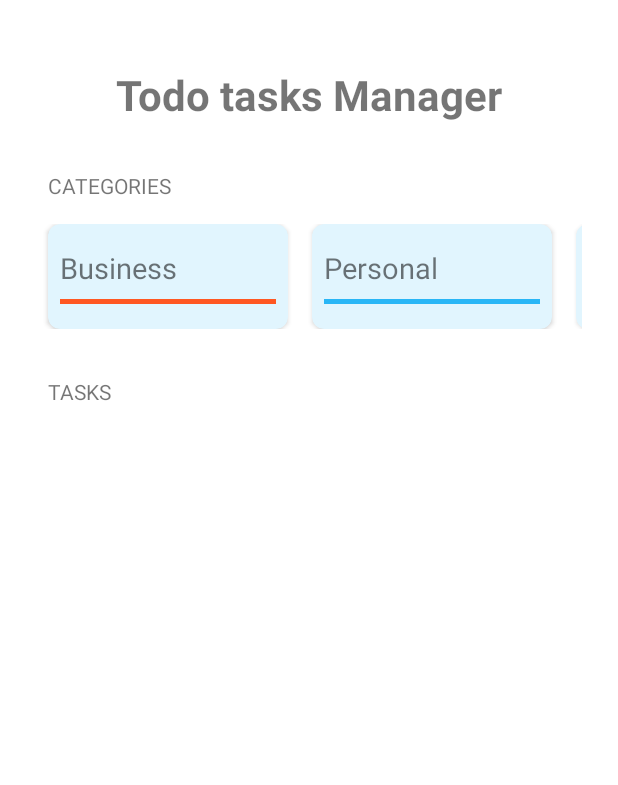
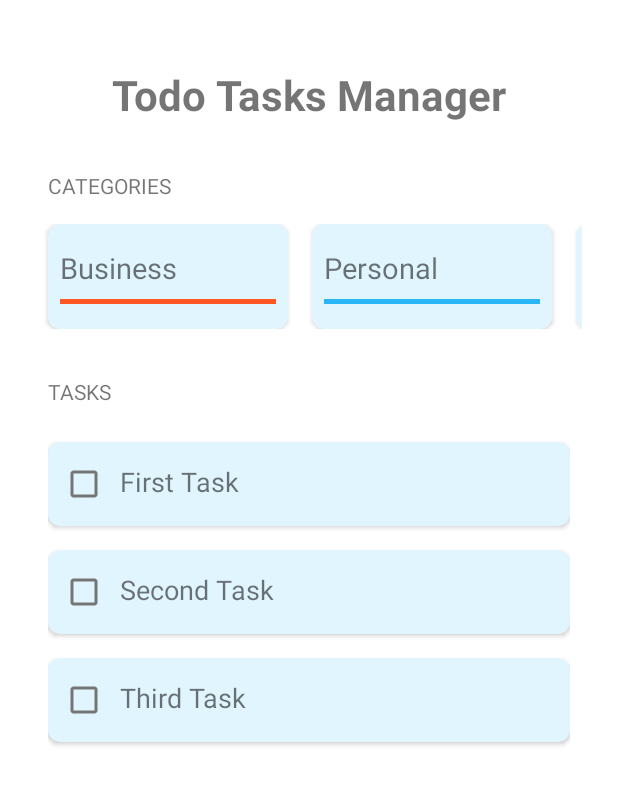
Before and after one commit to yonycalsin/todo-tasks-manager, an Android app: the screen it shows after launch (MainActivity), on a phone screen of 412 x 824 dp. Shown: the top 785 px of the screen. Run offline under Robolectric (Android 15) with nearby library versions, the phone set to English and light mode, and no system bars.

Commit message:
feat: add vertical recycler view for tasks

```diff
--- a/app/src/main/java/com/yonycalsin/todotasksmanager/MainActivity.kt
+++ b/app/src/main/java/com/yonycalsin/todotasksmanager/MainActivity.kt
@@ -4,8 +4,10 @@ import androidx.appcompat.app.AppCompatActivity
 import android.os.Bundle
 import androidx.recyclerview.widget.LinearLayoutManager
 import androidx.recyclerview.widget.RecyclerView
-import com.yonycalsin.todotasksmanager.adapters.CategoriesAdapter
+import com.yonycalsin.todotasksmanager.adapters.CategoriesRecyclerViewAdapter
+import com.yonycalsin.todotasksmanager.adapters.TasksRecyclerViewAdapter
 import com.yonycalsin.todotasksmanager.models.TaskCategory
+import com.yonycalsin.todotasksmanager.models.TaskModel
 
 class MainActivity : AppCompatActivity() {
 
@@ -15,11 +17,19 @@ class MainActivity : AppCompatActivity() {
         TaskCategory.Other,
     )
 
+    private val tasks = mutableListOf<TaskModel>(
+        TaskModel("First Task", TaskCategory.Business, false),
+        TaskModel("Second Task", TaskCategory.Personal, true),
+        TaskModel("Third Task", TaskCategory.Other, false)
+    )
+
     private lateinit var recyclerViewCategories: RecyclerView
 
-    private lateinit var categoriesAdapter: CategoriesAdapter
+    private lateinit var categoriesRecyclerViewAdapter: CategoriesRecyclerViewAdapter
 
     private lateinit var recyclerViewTasks: RecyclerView
+
+    private lateinit var tasksRecyclerViewAdapter: TasksRecyclerViewAdapter
 
     override fun onCreate(savedInstanceState: Bundle?) {
         super.onCreate(savedInstanceState)
@@ -38,11 +48,18 @@ class MainActivity : AppCompatActivity() {
     }
 
     private fun initUI() {
-        categoriesAdapter = CategoriesAdapter(categories)
+        categoriesRecyclerViewAdapter = CategoriesRecyclerViewAdapter(categories)
 
         recyclerViewCategories.layoutManager =
             LinearLayoutManager(this, LinearLayoutManager.HORIZONTAL, false)
 
-        recyclerViewCategories.adapter = categoriesAdapter
+        recyclerViewCategories.adapter = categoriesRecyclerViewAdapter
+
+        tasksRecyclerViewAdapter = TasksRecyclerViewAdapter(tasks)
+
+        recyclerViewTasks.layoutManager =
+            LinearLayoutManager(this, LinearLayoutManager.VERTICAL, false)
+
+        recyclerViewTasks.adapter = tasksRecyclerViewAdapter
     }
 }
--- a/app/src/main/java/com/yonycalsin/todotasksmanager/adapters/CategoriesRecyclerViewAdapter.kt
+++ b/app/src/main/java/com/yonycalsin/todotasksmanager/adapters/CategoriesRecyclerViewAdapter.kt
@@ -7,7 +7,7 @@ import com.yonycalsin.todotasksmanager.viewholders.CategoriesViewHolder
 import com.yonycalsin.todotasksmanager.R
 import com.yonycalsin.todotasksmanager.models.TaskCategory
 
-class CategoriesAdapter(private val categories: List<TaskCategory>) :
+class CategoriesRecyclerViewAdapter(private val categories: List<TaskCategory>) :
     RecyclerView.Adapter<CategoriesViewHolder>() {
     override fun onCreateViewHolder(parent: ViewGroup, viewType: Int): CategoriesViewHolder {
         val view =
@@ -16,11 +16,11 @@ class CategoriesAdapter(private val categories: List<TaskCategory>) :
         return CategoriesViewHolder(view)
     }
 
+    override fun onBindViewHolder(holder: CategoriesViewHolder, position: Int) {
+        holder.render(categories[position])
+    }
+
     override fun getItemCount(): Int {
         return categories.size
     }
-
-    override fun onBindViewHolder(holder: CategoriesViewHolder, position: Int) {
-        holder.render(categories[position])
-    }
 }
--- /dev/null
+++ b/app/src/main/java/com/yonycalsin/todotasksmanager/adapters/TasksRecyclerViewAdapter.kt
@@ -0,0 +1,25 @@
+package com.yonycalsin.todotasksmanager.adapters
+
+import android.view.LayoutInflater
+import android.view.ViewGroup
+import androidx.recyclerview.widget.RecyclerView
+import com.yonycalsin.todotasksmanager.R
+import com.yonycalsin.todotasksmanager.models.TaskModel
+import com.yonycalsin.todotasksmanager.viewholders.TasksRecyclerViewViewHolder
+
+class TasksRecyclerViewAdapter(private val tasks: List<TaskModel>) :
+    RecyclerView.Adapter<TasksRecyclerViewViewHolder>() {
+    override fun onCreateViewHolder(parent: ViewGroup, viewType: Int): TasksRecyclerViewViewHolder {
+        val view = LayoutInflater.from(parent.context).inflate(R.layout.item_task, parent, false)
+
+        return TasksRecyclerViewViewHolder(view)
+    }
+
+    override fun onBindViewHolder(holder: TasksRecyclerViewViewHolder, position: Int) {
+        holder.render(tasks[position])
+    }
+
+    override fun getItemCount(): Int {
+        return tasks.size
+    }
+}
--- /dev/null
+++ b/app/src/main/java/com/yonycalsin/todotasksmanager/models/TaskModel.kt
@@ -0,0 +1,7 @@
+package com.yonycalsin.todotasksmanager.models
+
+data class TaskModel(
+    val name: String,
+    val category: TaskCategory,
+    var isSelected: Boolean = false
+)
--- /dev/null
+++ b/app/src/main/java/com/yonycalsin/todotasksmanager/viewholders/TasksRecyclerViewViewHolder.kt
@@ -0,0 +1,19 @@
+package com.yonycalsin.todotasksmanager.viewholders
+
+import android.view.View
+import android.widget.CheckBox
+import android.widget.TextView
+import androidx.recyclerview.widget.RecyclerView
+import com.yonycalsin.todotasksmanager.R
+import com.yonycalsin.todotasksmanager.models.TaskModel
+
+class TasksRecyclerViewViewHolder(view: View) : RecyclerView.ViewHolder(view) {
+    private val checkboxTaskStatus = view.findViewById<CheckBox>(R.id.checkboxTaskStatus)
+
+    private val textViewTaskName = view.findViewById<TextView>(R.id.textViewTaskName)
+
+    fun render(task: TaskModel) {
+        textViewTaskName.text = task.name
+    }
+
+}
--- a/app/src/main/res/layout/activity_main.xml
+++ b/app/src/main/res/layout/activity_main.xml
@@ -12,7 +12,7 @@
         android:layout_width="wrap_content"
         android:layout_height="wrap_content"
         android:layout_marginHorizontal="32dp"
-        android:text="Todo tasks Manager"
+        android:text="Todo Tasks Manager"
         android:textSize="28sp"
         android:textStyle="bold"
         app:layout_constraintEnd_toEndOf="parent"
@@ -65,6 +65,7 @@
         <androidx.recyclerview.widget.RecyclerView
             android:id="@+id/recyclerViewTasks"
             android:layout_width="match_parent"
-            android:layout_height="wrap_content" />
+            android:layout_height="wrap_content"
+            android:layout_marginHorizontal="32dp" />
     </androidx.appcompat.widget.LinearLayoutCompat>
 </androidx.constraintlayout.widget.ConstraintLayout>
--- /dev/null
+++ b/app/src/main/res/layout/item_task.xml
@@ -0,0 +1,30 @@
+<?xml version="1.0" encoding="utf-8"?>
+<androidx.cardview.widget.CardView xmlns:android="http://schemas.android.com/apk/res/android"
+    xmlns:app="http://schemas.android.com/apk/res-auto"
+    xmlns:tools="http://schemas.android.com/tools"
+    android:layout_width="match_parent"
+    android:layout_height="wrap_content"
+    android:layout_marginVertical="8dp"
+    app:cardBackgroundColor="@color/primary_100"
+    app:cardCornerRadius="8dp">
+
+    <androidx.appcompat.widget.LinearLayoutCompat
+        android:layout_width="match_parent"
+        android:layout_height="wrap_content"
+        android:orientation="horizontal"
+        android:paddingVertical="4dp">
+
+        <CheckBox
+            android:id="@+id/checkboxTaskStatus"
+            android:layout_width="wrap_content"
+            android:layout_height="wrap_content" />
+
+        <TextView
+            android:id="@+id/textViewTaskName"
+            android:layout_width="wrap_content"
+            android:layout_height="wrap_content"
+            android:textSize="18sp"
+            tools:text="Task Name" />
+
+    </androidx.appcompat.widget.LinearLayoutCompat>
+</androidx.cardview.widget.CardView>
```
